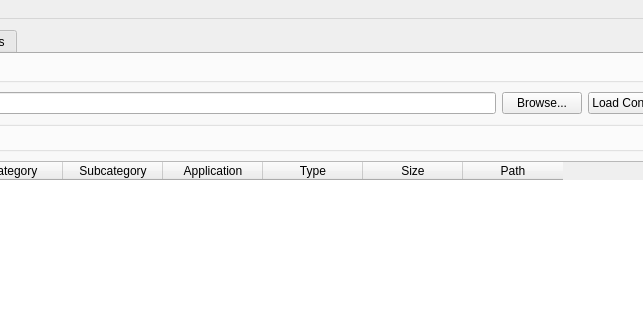
First picture: the form in DFBU/gui/designer/main_window_complete.ui, repository L3DigitalNet/DFBU-DotFiles-Backup-Utility, before the edit; both pictures show x 270 to 913 and y 0 to 331 of the 1000 by 700 pixel window.
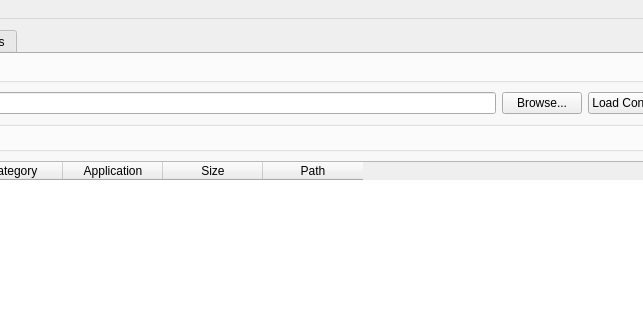
Second picture: the form after the edit.

Patch:
```diff
--- a/DFBU/gui/designer/main_window_complete.ui
+++ b/DFBU/gui/designer/main_window_complete.ui
@@ -102,21 +102,11 @@
                <string>Category</string>
               </property>
              </column>
-             <column>
-              <property name="text">
-               <string>Subcategory</string>
-              </property>
-             </column>
              <column>
               <property name="text">
                <string>Application</string>
               </property>
              </column>
-             <column>
-              <property name="text">
-               <string>Type</string>
-              </property>
-             </column>
              <column>
               <property name="text">
                <string>Size</string>
```
